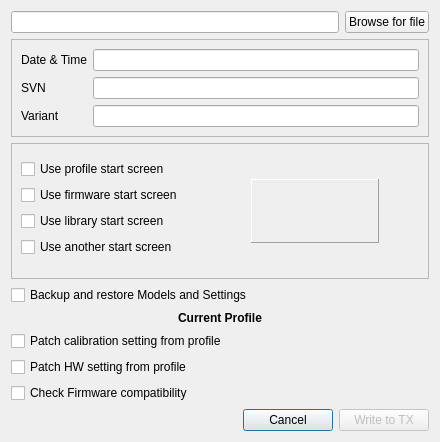
Qt form companion/src/burndialog.ui (opentx/opentx) before a commit.
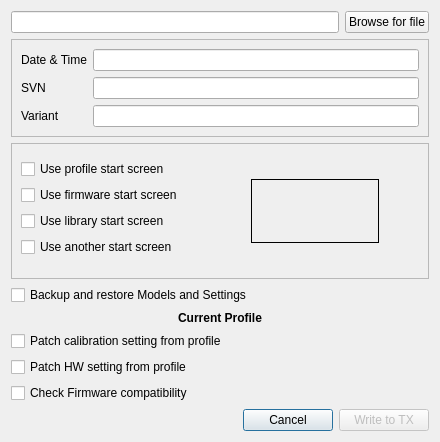
The same form after that commit. Icons and pictures are not drawn.

Patch:
```diff
--- a/companion/src/burndialog.ui
+++ b/companion/src/burndialog.ui
@@ -279,7 +279,7 @@
                <enum>QFrame::Panel</enum>
               </property>
               <property name="frameShadow">
-               <enum>QFrame::Raised</enum>
+               <enum>QFrame::Plain</enum>
               </property>
               <property name="text">
                <string/>
```
Left out of the diff: 11 changed lines with no effect on the pictures.
